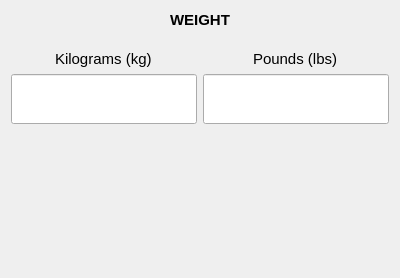
Above: weightwidget.ui from dimitris47/units before the change. Below: the same form after it.
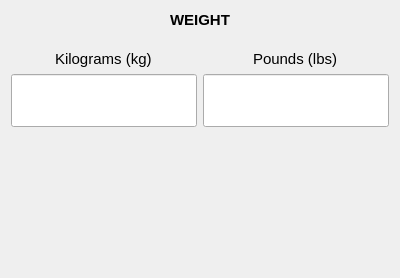
That is the form after the change.

Diff of the .ui file:
```diff
--- a/weightwidget.ui
+++ b/weightwidget.ui
@@ -82,12 +82,12 @@
       <enum>Qt::Vertical</enum>
      </property>
      <property name="sizeType">
-      <enum>QSizePolicy::Fixed</enum>
+      <enum>QSizePolicy::MinimumExpanding</enum>
      </property>
      <property name="sizeHint" stdset="0">
       <size>
        <width>20</width>
-       <height>143</height>
+       <height>140</height>
       </size>
      </property>
     </spacer>
```
